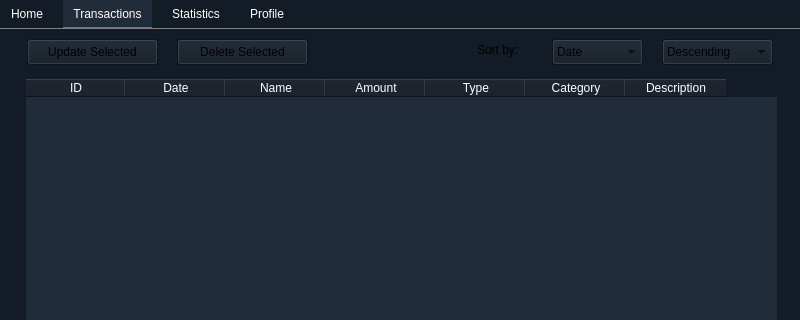
Qt form ui/main_window.ui (codexagon/finwise) before a commit; both pictures show x 0 to 800 and y 0 to 320 of the 800 by 578 pixel window.
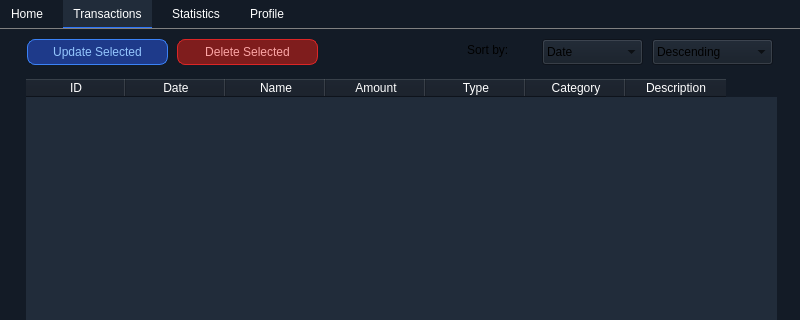
The same form after that commit. The open tabs and pages were chosen to show the change.

Commit message: ui: update button styles

What changed in the file:
```diff
--- a/ui/main_window.ui
+++ b/ui/main_window.ui
@@ -199,10 +199,25 @@
        <rect>
         <x>30</x>
         <y>10</y>
-        <width>131</width>
+        <width>141</width>
         <height>26</height>
        </rect>
       </property>
+      <property name="styleSheet">
+       <string notr="true">QPushButton {
+background-color: #1e3a8a;
+color: #93c5fd;
+border: 1px solid #3b82f6;
+border-radius: 8px;
+padding: 5px 10px;
+}
+
+QPushButton:hover {
+background-color: #1e40af;
+color: #ffffff;
+border-color: #60a5fa;
+}</string>
+      </property>
       <property name="text">
        <string>Update Selected</string>
       </property>
@@ -212,10 +227,25 @@
        <rect>
         <x>180</x>
         <y>10</y>
-        <width>131</width>
+        <width>141</width>
         <height>26</height>
        </rect>
       </property>
+      <property name="styleSheet">
+       <string notr="true">QPushButton {
+background-color: #7f1d1d;
+color: #fca5a5;
+border: 1px solid #dc2626;
+border-radius: 8px;
+padding: 5px 10px;
+}
+
+QPushButton:hover {
+background-color: #991b1b;
+color: #ffffff;
+border-color: #ef4444;
+}</string>
+      </property>
       <property name="text">
        <string>Delete Selected</string>
       </property>
@@ -402,7 +432,7 @@
      <widget class="QLabel" name="sortLabel">
       <property name="geometry">
        <rect>
-        <x>480</x>
+        <x>470</x>
         <y>10</y>
         <width>71</width>
         <height>21</height>
@@ -415,12 +445,15 @@
      <widget class="QComboBox" name="sortByCategoryDropdown">
       <property name="geometry">
        <rect>
-        <x>555</x>
+        <x>545</x>
         <y>10</y>
-        <width>91</width>
+        <width>101</width>
         <height>26</height>
        </rect>
       </property>
+      <property name="styleSheet">
+       <string notr="true"/>
+      </property>
       <item>
        <property name="text">
         <string>Date</string>
@@ -450,12 +483,15 @@
      <widget class="QComboBox" name="sortingOrderDropdown">
       <property name="geometry">
        <rect>
-        <x>665</x>
+        <x>655</x>
         <y>10</y>
-        <width>111</width>
+        <width>121</width>
         <height>26</height>
        </rect>
       </property>
+      <property name="styleSheet">
+       <string notr="true"/>
+      </property>
       <item>
        <property name="text">
         <string>Descending</string>
```
Left out of the diff: 34 changed lines with no effect on the pictures. The commit also changes 2 other files.
